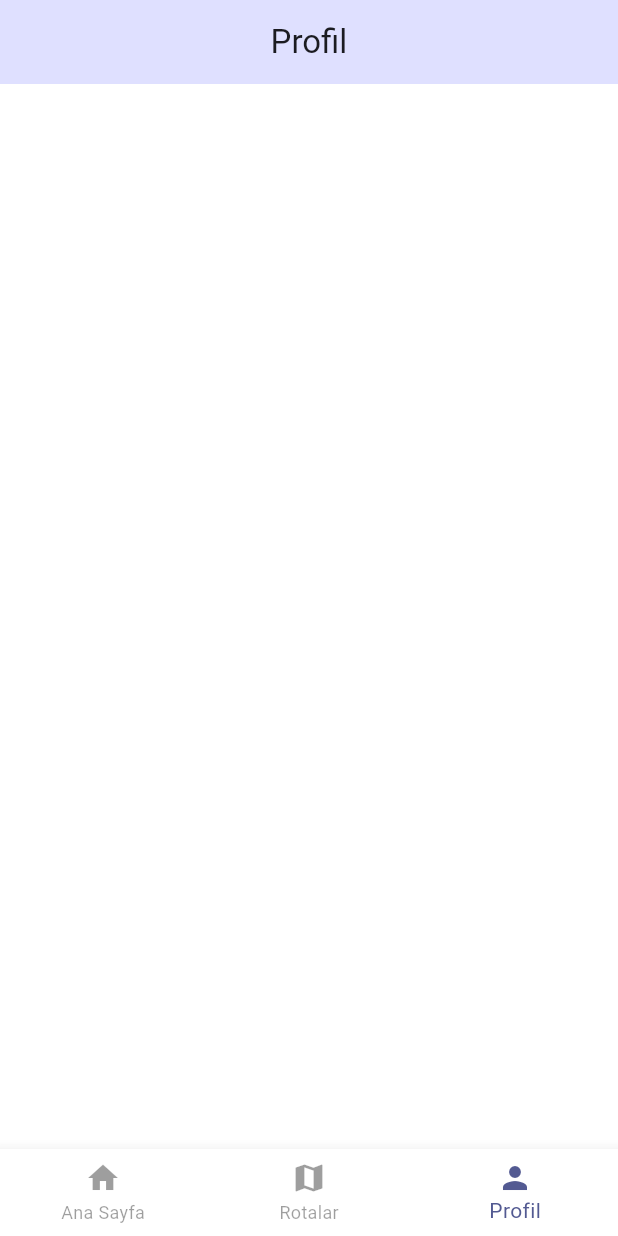
After one commit to denizyts/se380RotalarDiyari, a Flutter app: the MainScreen screen opened directly, item 3 of the bottom bar chosen, on a phone screen of 412 x 824 dp. The commit adds this screen. Run offline on Flutter 3.47's test engine with Material 3 defaults, Android fonts, the phone set to English and light mode, and no system bars.

Commit message:
Bottom Navigation Bar ve Taslak Profil , Settings pages

```diff
--- a/lib/main.dart
+++ b/lib/main.dart
@@ -1,3 +1,4 @@
+import 'package:deneme/screens/main_screen.dart';
 import 'package:flutter/material.dart';
 import 'core/theme/theme.dart';
 import 'routes/app_routes.dart';
--- a/lib/screens/HomePage.dart
+++ b/lib/screens/HomePage.dart
@@ -58,7 +58,7 @@ class HomePageState extends State<HomePage> with WidgetsBindingObserver {
 
     return Scaffold(
       appBar: AppBar(
-        title: const Text("Keşfet"),
+        title: const Text("Ana Sayfa"),
         centerTitle: true,
         backgroundColor: theme.colorScheme.primaryContainer,
         elevation: 0,
@@ -133,22 +133,6 @@ class HomePageState extends State<HomePage> with WidgetsBindingObserver {
           ),
         ],
       ),
-
-      // 🔽 Alt menü
-      bottomNavigationBar: BottomNavigationBar(
-        items: const [
-          BottomNavigationBarItem(icon: Icon(Icons.home), label: 'Ana Sayfa'),
-          BottomNavigationBarItem(icon: Icon(Icons.map), label: 'Rotalar'),
-          BottomNavigationBarItem(icon: Icon(Icons.person), label: 'Profil'),
-        ],
-        currentIndex: _selectedPage,
-        onTap: _updateSelectedPageButton,
-        selectedItemColor: theme.colorScheme.primary,
-        unselectedItemColor: theme.disabledColor,
-        backgroundColor: theme.scaffoldBackgroundColor,
-        type: BottomNavigationBarType.fixed,
-        elevation: 8,
-      ),
     );
   }
 }
--- /dev/null
+++ b/lib/screens/main_screen.dart
@@ -0,0 +1,50 @@
+import 'package:flutter/cupertino.dart';
+import 'package:flutter/material.dart';
+import 'HomePage.dart';
+import 'profile.dart';
+
+class MainScreen extends StatefulWidget {
+  const MainScreen({super.key});
+
+  @override
+  State<MainScreen> createState() => _MainScreenState();
+}
+
+class _MainScreenState extends State<MainScreen> {
+  int _selectedPage = 0;
+
+  final List<Widget> _pages = const [
+    HomePage(),
+    Center(child: Text("Rotalar sayfası yakında eklenecek")),
+    ProfilePage(),
+  ];
+
+  @override
+  Widget build(BuildContext context) {
+    final theme = Theme.of(context);
+    return Scaffold(
+      body: IndexedStack(
+        index: _selectedPage,
+        children:_pages,
+      ),
+      bottomNavigationBar: BottomNavigationBar(
+        currentIndex: _selectedPage,
+        onTap: (index) {
+          setState(() {
+            _selectedPage = index;
+          });
+        },
+        items: const [
+          BottomNavigationBarItem(icon: Icon(Icons.home), label: 'Ana Sayfa'),
+          BottomNavigationBarItem(icon: Icon(Icons.map), label: 'Rotalar'),
+          BottomNavigationBarItem(icon: Icon(Icons.person), label: 'Profil'),
+        ],
+        selectedItemColor: theme.colorScheme.primary,
+        unselectedItemColor: theme.disabledColor,
+        backgroundColor: theme.scaffoldBackgroundColor,
+        type: BottomNavigationBarType.fixed,
+        elevation: 8,
+      ),
+    );
+  }
+}
--- /dev/null
+++ b/lib/screens/profile.dart
@@ -0,0 +1,33 @@
+import 'package:flutter/cupertino.dart';
+import 'package:flutter/material.dart';
+
+class ProfilePage extends StatefulWidget {
+  const ProfilePage({super.key});
+
+  @override
+  State<ProfilePage> createState() => _ProfilePageState();
+}
+
+class _ProfilePageState extends State<ProfilePage> {
+  bool isLogin = true;
+
+  @override
+  Widget build(BuildContext context) {
+    final theme = Theme.of(context);
+
+    return Scaffold(
+      appBar: AppBar(
+        title: const Text("Profil"),
+        centerTitle: true,
+        backgroundColor: theme.colorScheme.primaryContainer,
+        elevation: 0,
+      ),
+      body: Column(
+        children: [
+
+        ],
+      ),
+
+    );
+  }
+}
--- a/lib/utils/auth_form.dart
+++ b/lib/utils/auth_form.dart
@@ -1,6 +1,7 @@
 import 'package:flutter/material.dart';
 import '../core/widgets/custom_text_fields.dart';
 import '../../routes/app_routes.dart';
+import '../screens/main_screen.dart';
 import 'verify_sms.dart';
 
 class AuthForm extends StatefulWidget {
@@ -35,7 +36,10 @@ class _AuthFormState extends State<AuthForm> {
           ScaffoldMessenger.of(context).showSnackBar(
             const SnackBar(content: Text('Giriş başarılı ✅')),
           );
-          Navigator.pushReplacementNamed(context, AppRoutes.home);
+          Navigator.pushReplacement(
+            context,
+            MaterialPageRoute(builder: (context) => const MainScreen()),
+          );
         } else {
           ScaffoldMessenger.of(context).showSnackBar(
             const SnackBar(content: Text('Telefon numarası veya şifre hatalı ❌')),
```
Also changed, not shown: lib/screens/settings.dart (added).
